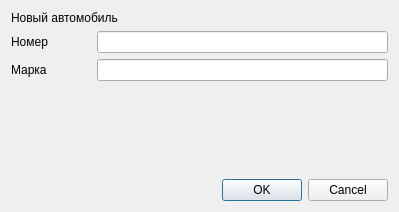
Qt form ui/BusDialog.ui (IvanLink-py/AutoManager) before a commit.
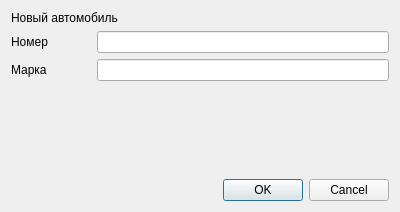
The same form after that commit.

Diff of the .ui file:
```diff
--- a/ui/BusDialog.ui
+++ b/ui/BusDialog.ui
@@ -6,7 +6,7 @@
    <rect>
     <x>0</x>
     <y>0</y>
-    <width>399</width>
+    <width>400</width>
     <height>212</height>
    </rect>
   </property>
```
Left out of the diff: 2 changed lines with no effect on the pictures.
